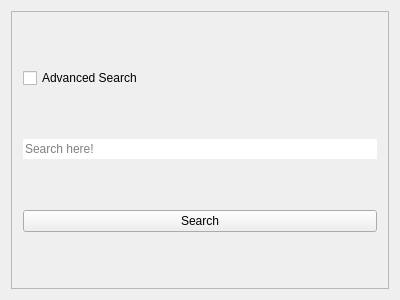
First picture: the form in src/ui/MainWindow.ui, repository hegerdes/TechCloud, before the edit.
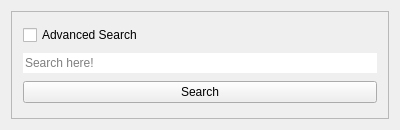
Second picture: the form after the edit.

What changed in the file:
```diff
--- a/src/ui/MainWindow.ui
+++ b/src/ui/MainWindow.ui
@@ -7,7 +7,7 @@
     <x>0</x>
     <y>0</y>
     <width>400</width>
-    <height>300</height>
+    <height>130</height>
    </rect>
   </property>
   <property name="windowTitle">
```
Left out of the diff: 3 changed lines with no effect on the pictures.
